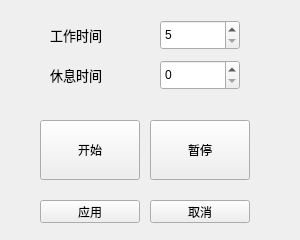
This is widget.ui in kongweizhen/RestWall as Qt 5 draws it before an edit. The edited form follows.
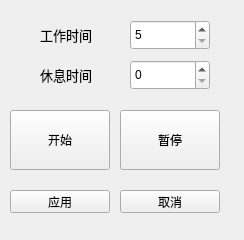
This is the edited form. Icons and pictures are not drawn.

```diff
--- a/widget.ui
+++ b/widget.ui
@@ -6,7 +6,7 @@
    <rect>
     <x>0</x>
     <y>0</y>
-    <width>300</width>
+    <width>244</width>
     <height>240</height>
    </rect>
   </property>
@@ -20,7 +20,7 @@
   <widget class="QLabel" name="label">
    <property name="geometry">
     <rect>
-     <x>50</x>
+     <x>40</x>
      <y>20</y>
      <width>80</width>
      <height>30</height>
@@ -38,7 +38,7 @@
   <widget class="QLabel" name="label_2">
    <property name="geometry">
     <rect>
-     <x>50</x>
+     <x>40</x>
      <y>60</y>
      <width>80</width>
      <height>30</height>
@@ -56,7 +56,7 @@
   <widget class="QSpinBox" name="spinWork">
    <property name="geometry">
     <rect>
-     <x>160</x>
+     <x>130</x>
      <y>20</y>
      <width>80</width>
      <height>30</height>
@@ -75,7 +75,7 @@
   <widget class="QSpinBox" name="spinRest">
    <property name="geometry">
     <rect>
-     <x>160</x>
+     <x>130</x>
      <y>60</y>
      <width>80</width>
      <height>30</height>
@@ -85,8 +85,8 @@
   <widget class="QPushButton" name="StaBtn">
    <property name="geometry">
     <rect>
-     <x>40</x>
-     <y>120</y>
+     <x>10</x>
+     <y>110</y>
      <width>100</width>
      <height>60</height>
     </rect>
@@ -98,8 +98,8 @@
   <widget class="QPushButton" name="StopBtn">
    <property name="geometry">
     <rect>
-     <x>150</x>
-     <y>120</y>
+     <x>120</x>
+     <y>110</y>
      <width>100</width>
      <height>60</height>
     </rect>
@@ -111,8 +111,8 @@
   <widget class="QPushButton" name="ApplyBtn">
    <property name="geometry">
     <rect>
-     <x>40</x>
-     <y>200</y>
+     <x>10</x>
+     <y>190</y>
      <width>100</width>
      <height>23</height>
     </rect>
@@ -124,8 +124,8 @@
   <widget class="QPushButton" name="CancelBtn">
    <property name="geometry">
     <rect>
-     <x>150</x>
-     <y>200</y>
+     <x>120</x>
+     <y>190</y>
      <width>100</width>
      <height>23</height>
     </rect>
```
